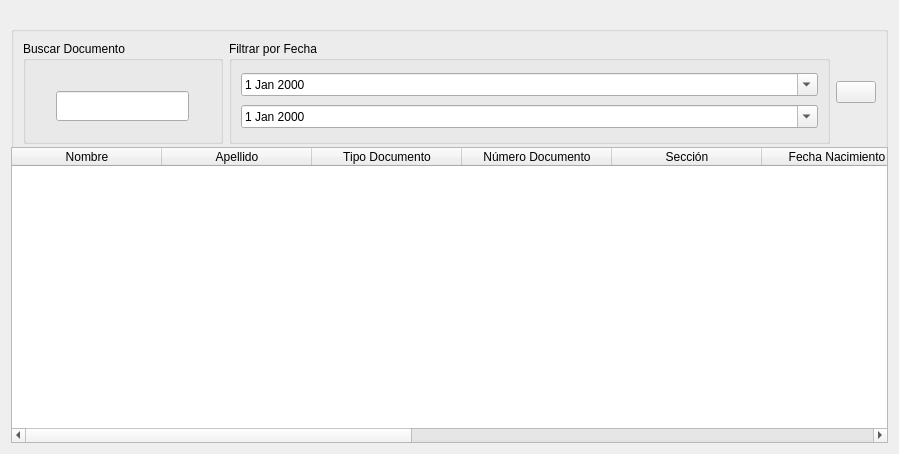
The window that src/ui/WidgetListadoEmpleados.ui (guilleurrutia10/division-transporte) describes before a commit, drawn with Qt 5.
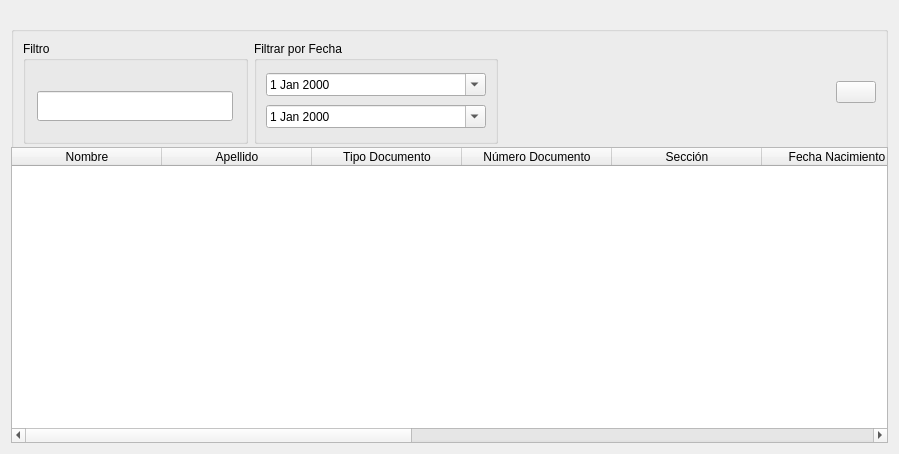
The same window after the commit. Icons and pictures are not drawn.

Commit message: Mejoras al listado de empleados de la Division

What changed in the file:
```diff
--- a/src/ui/WidgetListadoEmpleados.ui
+++ b/src/ui/WidgetListadoEmpleados.ui
@@ -48,12 +48,12 @@
        <widget class="QGroupBox" name="groupBox_5">
         <property name="maximumSize">
          <size>
-          <width>200</width>
-          <height>16777215</height>
+          <width>225</width>
+          <height>109</height>
          </size>
         </property>
         <property name="title">
-         <string>Buscar Documento</string>
+         <string>Filtro</string>
         </property>
         <layout class="QHBoxLayout" name="horizontalLayout_4">
          <item>
@@ -72,7 +72,7 @@
            </property>
            <property name="maximumSize">
             <size>
-             <width>133</width>
+             <width>196</width>
              <height>20</height>
             </size>
            </property>
@@ -89,6 +89,12 @@
           <verstretch>0</verstretch>
          </sizepolicy>
         </property>
+        <property name="maximumSize">
+         <size>
+          <width>244</width>
+          <height>16777215</height>
+         </size>
+        </property>
         <property name="title">
          <string>Filtrar por Fecha</string>
         </property>
@@ -110,6 +116,19 @@
         </layout>
        </widget>
       </item>
+      <item>
+       <spacer name="horizontalSpacer">
+        <property name="orientation">
+         <enum>Qt::Horizontal</enum>
+        </property>
+        <property name="sizeHint" stdset="0">
+         <size>
+          <width>40</width>
+          <height>20</height>
+         </size>
+        </property>
+       </spacer>
+      </item>
       <item>
        <widget class="QPushButton" name="pushButtonToPDF">
         <property name="sizePolicy">
```
Left out of the diff: 9 changed lines with no effect on the pictures. The commit also changes 3 other files.
